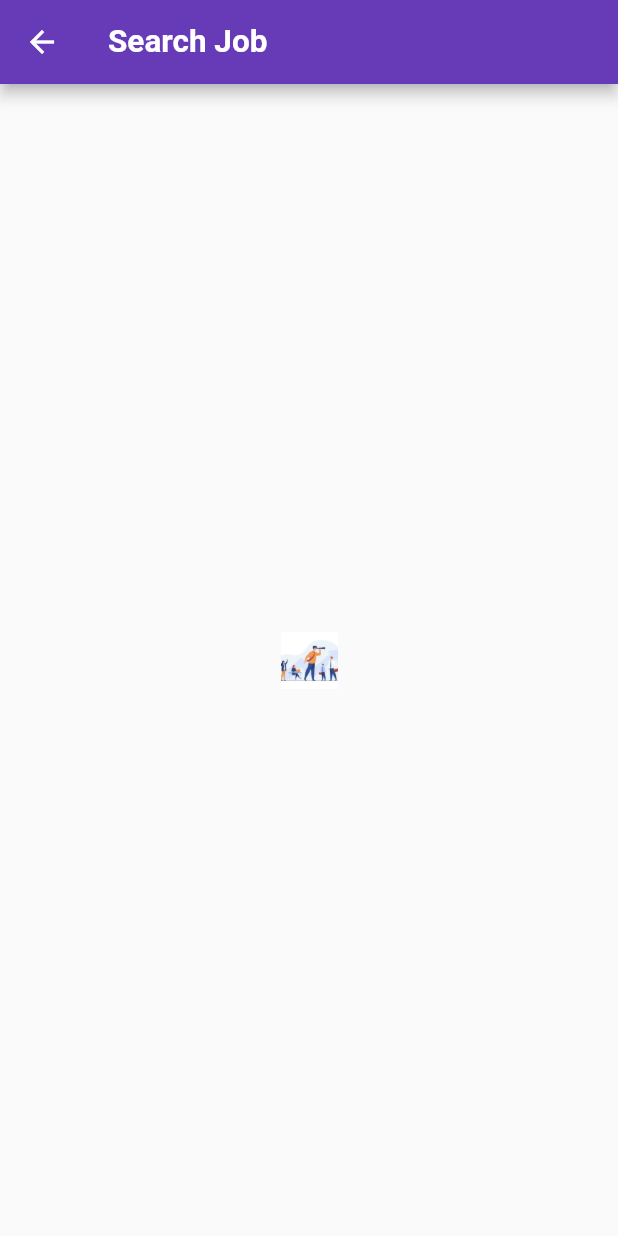
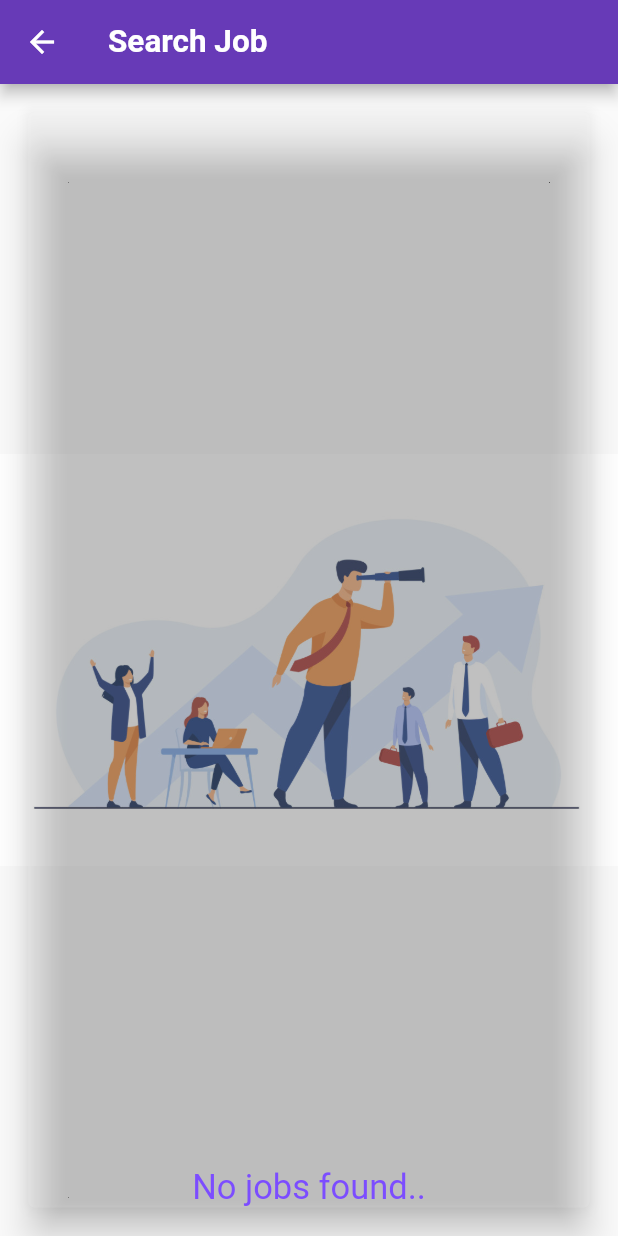
Before and after one commit to Aman2two/jobs, a Flutter app: the ViewJobCandidates screen opened directly, on a phone screen of 412 x 824 dp. Run offline on Flutter 3.47's test engine with Material 2 defaults, Android fonts, the phone set to English and light mode, and no system bars; our stand-ins replace dio; accounts and stored records are empty.

Commit message:
adding jobs

```diff
--- a/lib/main.dart
+++ b/lib/main.dart
@@ -33,8 +33,9 @@ class MyApp extends StatelessWidget {
           )),
 
           textTheme: TextTheme(
-              subtitle1: TextStyle(color: Colors.deepPurple,fontSize: 18.0,fontWeight: FontWeight.w600),
+              subtitle1: TextStyle(color: Colors.deepPurpleAccent,fontSize: 18.0,fontWeight: FontWeight.w600),
               button: TextStyle(color: Colors.white, fontSize: 18.0),
+              headline4: TextStyle(color: Colors.deepPurpleAccent, fontSize: 23.0),
               headline6: TextStyle(color: Colors.black87, fontSize: 20.0)),
 
 
--- /dev/null
+++ b/lib/models/job.dart
@@ -0,0 +1,13 @@
+class Job {
+  String title, description, location;
+
+  Job({this.title, this.description, this.location});
+
+  factory Job.fromJson(Map<String, dynamic> map) {
+    return Job(
+      title: map['title'],
+      description: map['description'],
+      location: map['location'],
+    );
+  }
+}
--- a/lib/screens/viewjob_candidates.dart
+++ b/lib/screens/viewjob_candidates.dart
@@ -1,6 +1,7 @@
 import 'package:flutter/material.dart';
 import 'package:flutter/widgets.dart';
 import 'package:jobs/controllers/jobs_controller.dart';
+import 'package:jobs/models/job.dart';
 import 'package:jobs/utility/app_variables.dart';
 import 'package:jobs/utility/constants.dart';
 import 'package:jobs/utility/utility.dart';
@@ -21,16 +22,18 @@ class ViewJobCandidates extends StatelessWidget {
       body: Center(
         child: Stack(children: [
           Container(
+            width: MediaQuery.of(context).size.width,
+            height: MediaQuery.of(context).size.height,
             decoration: BoxDecoration(
               image: DecorationImage(
-                  image: AssetImage(searchBg), fit: BoxFit.fitHeight),
+                  image: AssetImage(searchBg), fit: BoxFit.fitWidth),
             ),
             child: Padding(
               padding: EdgeInsets.all(15.0),
               child: Card(
                   elevation: 10.0,
-                  color: Colors.white54,
-                  child: jobsListWidget()),
+                  color: Colors.white10,
+                  child: jobsListWidget(context)),
             ),
           ),
           Provider.of<DataProvider>(context, listen: true).loaderShowing
@@ -41,7 +44,39 @@ class ViewJobCandidates extends StatelessWidget {
     );
   }
 
-  Widget jobsListWidget() {
-    return SizedBox();
+  Widget jobsListWidget(BuildContext context) {
+    return noDataFound(context);
+  }
+
+  Widget singleJobCard(Job jobObj, BuildContext context) {
+    return Card(
+      margin: EdgeInsets.all(7.0),
+      elevation: 4.0,
+      child: Column(children: [
+        Text(
+          jobObj.title,
+          style: Theme.of(context).textTheme.headline6,
+        ),
+        SizedBox(height: 5.0),
+        Text(
+          jobObj.description,
+          style: Theme.of(context).textTheme.subtitle2,
+        ),
+        SizedBox(height: 5.0),
+        Text(
+          jobObj.location,
+          style: Theme.of(context).textTheme.headline6,
+        ),
+      ]),
+    );
+  }
+
+  Widget noDataFound(BuildContext context) {
+    return Align(
+        alignment: Alignment.bottomCenter,
+        child: Text(
+          'No jobs found..',
+          style: Theme.of(context).textTheme.headline4,
+        ));
   }
 }
```
Also changed, not shown: lib/controllers/jobs_controller.dart (+8 -0 lines).
